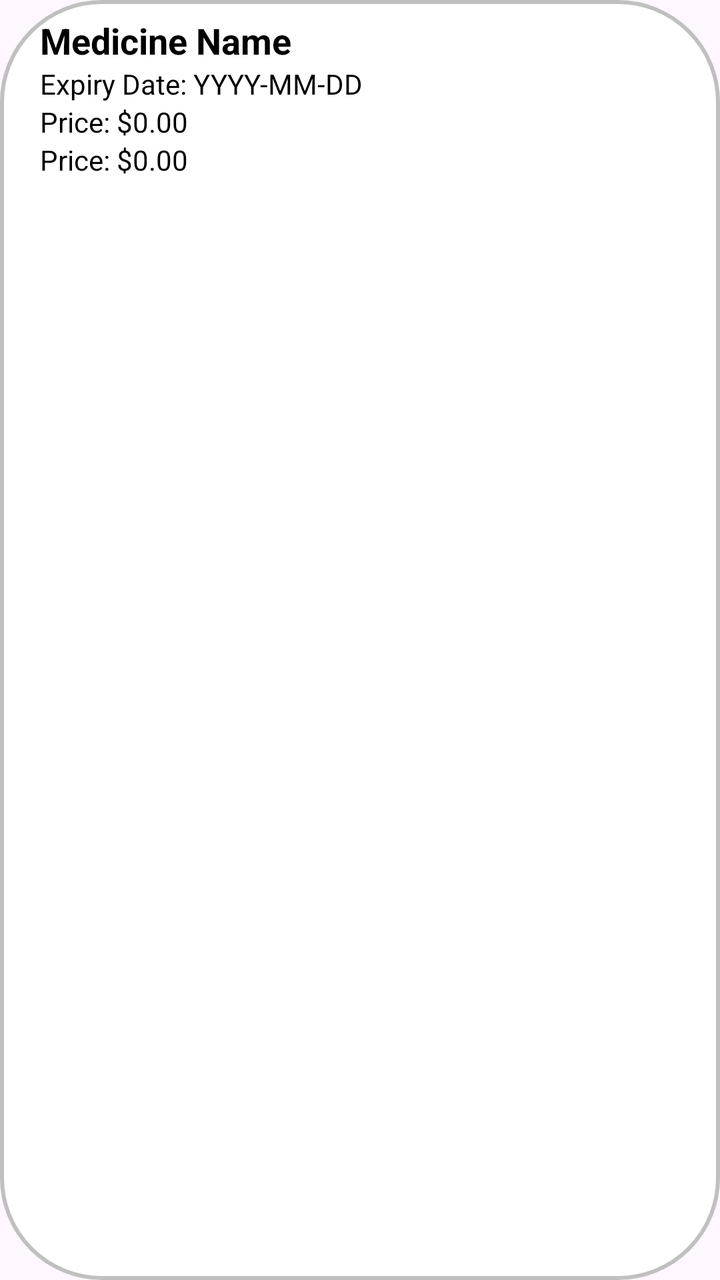
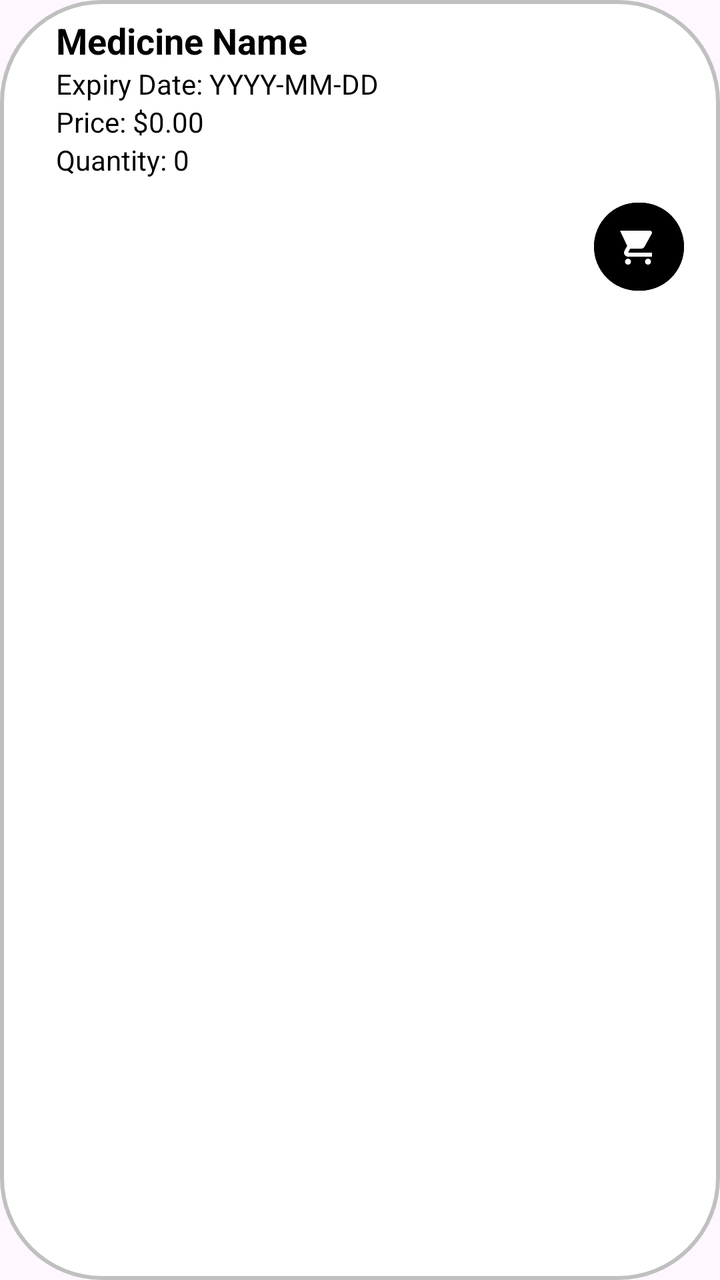

Screens rendered from an Android XML layout before and after an edit, with the pre-edit source and the edit as a unified diff.
<!-- AndroidManifest.xml: application theme Theme.KliniKAndroid -->
<!-- res/layout/item_medicine.xml -->
<?xml version="1.0" encoding="utf-8"?>
<LinearLayout xmlns:android="http://schemas.android.com/apk/res/android"
    android:layout_width="match_parent"
    android:layout_height="wrap_content"
    android:orientation="vertical"
    android:padding="8dp"
    android:background="@drawable/circle_background">

    <TextView
        android:id="@+id/medicineNameTextView"
        android:layout_width="wrap_content"
        android:layout_height="wrap_content"
        android:text="Medicine Name"
        android:textSize="18sp"
        android:textStyle="bold"
        android:textColor="@color/black"
        android:layout_marginLeft="12dp"/>

    <TextView
        android:id="@+id/expiryDateTextView"
        android:layout_width="wrap_content"
        android:layout_height="wrap_content"
        android:text="Expiry Date: YYYY-MM-DD"
        android:textSize="14sp"
        android:textColor="@color/black"
        android:layout_marginLeft="12dp"/>

    <TextView
        android:id="@+id/priceTextView"
        android:layout_width="wrap_content"
        android:layout_height="wrap_content"
        android:text="Price: $0.00"
        android:textSize="14sp"
        android:textColor="@color/black"
        android:layout_marginLeft="12dp"/>

    <TextView
        android:id="@+id/quantityTextView"
        android:layout_width="wrap_content"
        android:layout_height="wrap_content"
        android:text="Price: $0.00"
        android:textSize="14sp"
        android:textColor="@color/black"
        android:layout_marginLeft="12dp"/>


</LinearLayout>
<!-- resources referenced by this layout -->
<resources>
  <color name="black">#FF000000</color>
  <!-- drawable circle_background (drawable) -->
  <?xml version="1.0" encoding="utf-8"?>
  <shape xmlns:android="http://schemas.android.com/apk/res/android">
      <solid android:color="#FFFFFF" /> 
      <corners android:radius="50dp" /> 
      <stroke
          android:width="2dp"
          android:color="#C0C0C0" /> 
  </shape>
  <style name="Theme.KliniKAndroid" parent="Base.Theme.KliniKAndroid" />
  <style name="Base.Theme.KliniKAndroid" parent="Theme.Material3.DayNight.NoActionBar">
          
          
      </style>
</resources>

<!-- the commit's change to res/layout/item_medicine.xml (unified diff, before → after) -->
@@ -4,7 +4,8 @@
     android:layout_height="wrap_content"
     android:orientation="vertical"
     android:padding="8dp"
-    android:background="@drawable/circle_background">
+    android:background="@drawable/circle_background"
+    android:layout_marginBottom="10dp">
 
     <TextView
         android:id="@+id/medicineNameTextView"
@@ -14,7 +15,7 @@
         android:textSize="18sp"
         android:textStyle="bold"
         android:textColor="@color/black"
-        android:layout_marginLeft="12dp"/>
+        android:layout_marginLeft="20dp" />
 
     <TextView
         android:id="@+id/expiryDateTextView"
@@ -23,7 +24,7 @@
         android:text="Expiry Date: YYYY-MM-DD"
         android:textSize="14sp"
         android:textColor="@color/black"
-        android:layout_marginLeft="12dp"/>
+        android:layout_marginLeft="20dp" />
 
     <TextView
         android:id="@+id/priceTextView"
@@ -32,16 +33,28 @@
         android:text="Price: $0.00"
         android:textSize="14sp"
         android:textColor="@color/black"
-        android:layout_marginLeft="12dp"/>
+        android:layout_marginLeft="20dp" />
 
     <TextView
         android:id="@+id/quantityTextView"
         android:layout_width="wrap_content"
         android:layout_height="wrap_content"
-        android:text="Price: $0.00"
+        android:text="Quantity: 0"
         android:textSize="14sp"
         android:textColor="@color/black"
-        android:layout_marginLeft="12dp"/>
+        android:layout_marginLeft="20dp" />
 
+    
+    <Button
+        android:id="@+id/addToCartButton"
+        android:layout_width="45dp"
+        android:layout_height="wrap_content"
+        android:layout_gravity="end"
+        android:textColor="@color/white"
+        android:drawableLeft="@drawable/ic_add_to_cart"
+        android:backgroundTint="@color/black"
+        android:padding="10dp"
+        android:layout_marginTop="8dp"
+        android:layout_marginRight="10dp"/>
 
 </LinearLayout>
<!-- resource entries referenced after the edit -->
@@ -1,6 +1,7 @@
 <!-- resources referenced by this layout -->
 <resources>
   <color name="black">#FF000000</color>
+  <color name="white">#FFFFFFFF</color>
   <!-- drawable circle_background (drawable) -->
   <?xml version="1.0" encoding="utf-8"?>
   <shape xmlns:android="http://schemas.android.com/apk/res/android">
@@ -10,6 +11,17 @@
           android:width="2dp"
           android:color="#C0C0C0" /> 
   </shape>
+  <!-- drawable ic_add_to_cart (drawable) -->
+  <?xml version="1.0" encoding="utf-8"?>
+  <vector xmlns:android="http://schemas.android.com/apk/res/android"
+      android:width="24dp"
+      android:height="24dp"
+      android:viewportWidth="24"
+      android:viewportHeight="24">
+      <path
+          android:fillColor="#FFFFFF"
+          android:pathData="M7,18c-0.83,0 -1.5,0.67 -1.5,1.5s0.67,1.5 1.5,1.5 1.5,-0.67 1.5,-1.5 -0.67,-1.5 -1.5,-1.5zM1,2v2h2l3.6,7.59 -1.35,2.44c-0.16,0.28 -0.25,0.61 -0.25,0.97 0,1.1 0.9,2 2,2h12v-2H7.42c-0.14,0 -0.25,-0.11 -0.25,-0.25l0.03,-0.12L8.1,13h5.45c0.75,0 1.41,-0.41 1.75,-1.03l3.58,-6.49c0.08,-0.14 0.12,-0.3 0.12,-0.48 0,-0.55 -0.45,-1 -1,-1H5.21L4.27,4H1zm16,16c-0.83,0 -1.5,0.67 -1.5,1.5s0.67,1.5 1.5,1.5 1.5,-0.67 1.5,-1.5 -0.67,-1.5 -1.5,-1.5z" />
+  </vector>
   <style name="Theme.KliniKAndroid" parent="Base.Theme.KliniKAndroid" />
   <style name="Base.Theme.KliniKAndroid" parent="Theme.Material3.DayNight.NoActionBar">
           
